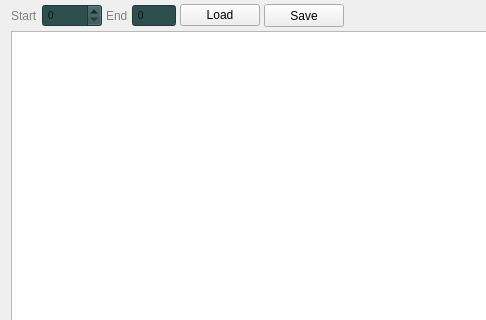
The window that memorywidget.ui (rjaremczak/mo65x) describes before a commit, drawn with Qt 5; both pictures show x 0 to 486 and y 0 to 320 of the 637 by 464 pixel window.
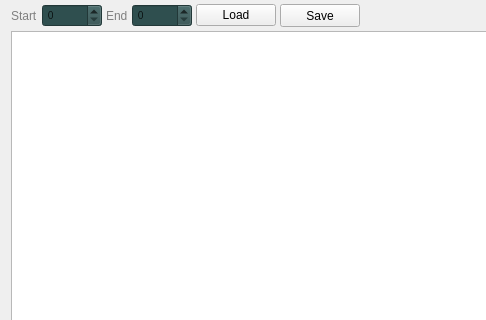
The same window after the commit. Custom widgets are drawn as their Qt base class.

Commit message: end-address made editable again

Patch:
```diff
--- a/memorywidget.ui
+++ b/memorywidget.ui
@@ -71,10 +71,10 @@
         <string notr="true">background-color:darkslategray</string>
        </property>
        <property name="readOnly">
-        <bool>true</bool>
+        <bool>false</bool>
        </property>
        <property name="buttonSymbols">
-        <enum>QAbstractSpinBox::NoButtons</enum>
+        <enum>QAbstractSpinBox::UpDownArrows</enum>
        </property>
        <property name="maximum">
         <number>65535</number>
```
The commit also changes 2 other files.
